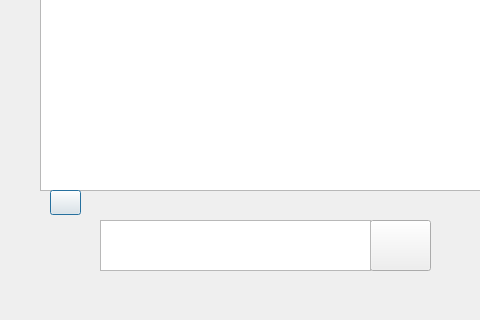
This is client2/user_info.ui in a-bnb/travel as Qt 5 draws it before an edit; both pictures show x 0 to 480 and y 100 to 420 of the 720 by 420 pixel window. The edited form follows.
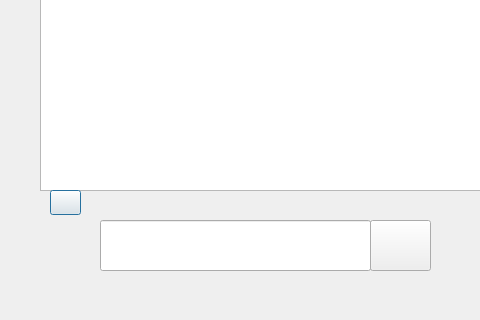
This is the edited form. Icons and pictures are not drawn.

```diff
--- a/client2/user_info.ui
+++ b/client2/user_info.ui
@@ -213,7 +213,7 @@
      <normaloff>:/new/prefix1/img/refresh.png</normaloff>:/new/prefix1/img/refresh.png</iconset>
    </property>
   </widget>
-  <widget class="QTextEdit" name="edit_text">
+  <widget class="QLineEdit" name="edit_text">
    <property name="geometry">
     <rect>
      <x>100</x>
```
